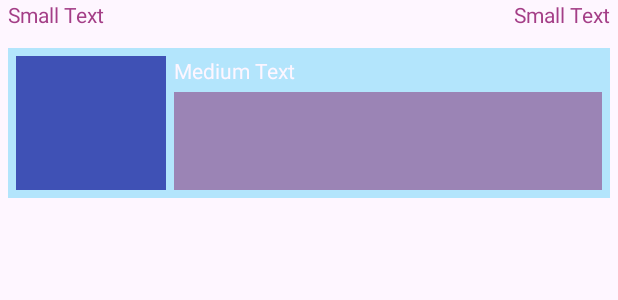
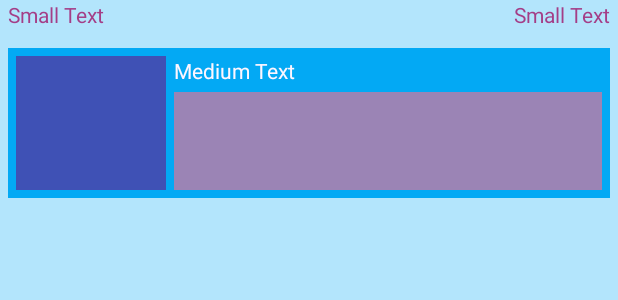
Before and after one commit to kebapmanager/OsijekNightlife, an Android app: the layout listitem_layout.xml on its own in the app's theme, with its tools: preview values and no code run, on a phone screen of 412 x 824 dp. Shown: the top 300 px of the screen. Run offline under Robolectric (Android 15) with nearby library versions, the phone set to English and light mode, and no system bars.

Commit message:
Jeben dizajn

```diff
--- a/app/src/main/res/layout/listitem_layout.xml
+++ b/app/src/main/res/layout/listitem_layout.xml
@@ -7,7 +7,7 @@
                 tools:context=".MainActivity$AboutFragment"
                 android:id="@+id/listitem_layout"
                 android:focusableInTouchMode="false"
-                android:background="#fffef6ff"
+                android:background="@drawable/blue_backgorund_light"
                 android:descendantFocusability="blocksDescendants"
                 android:focusable="false"
                 android:clickable="false">
@@ -15,11 +15,11 @@
     <RelativeLayout
             android:layout_width="fill_parent"
             android:layout_height="wrap_content" android:layout_below="@+id/relativeLayout"
-            android:layout_alignLeft="@+id/relativeLayout" android:background="#fffef6ff">
+            android:layout_alignLeft="@+id/relativeLayout" android:background="@drawable/blue_backgorund_light">
         <RelativeLayout
                 android:layout_width="fill_parent"
                 android:layout_height="100dp" android:layout_marginTop="32dp" android:layout_marginLeft="5dp"
-                android:layout_marginRight="5dp" android:background="@drawable/blue_backgorund_light"
+                android:layout_marginRight="5dp" android:background="@drawable/blue_backgorund"
                 android:layout_alignParentTop="true" android:id="@+id/relativeLayout">
             <ImageView
                     android:layout_width="100dp"
@@ -46,7 +46,7 @@
                     android:textAppearance="@style/TextAppearance.AppCompat.Small"
                     android:text="Medium Text"
                     android:id="@+id/naslov_listitem" android:layout_gravity="left|top"
-                    android:textColor="@drawable/tekst_bijela" android:background="@drawable/blue_backgorund_light"
+                    android:textColor="@drawable/tekst_bijela" android:background="@drawable/blue_backgorund"
                     android:layout_alignTop="@+id/club_img_listitem" android:layout_toRightOf="@+id/club_img_listitem"
                     android:layout_toEndOf="@+id/club_img_listitem" android:layout_marginLeft="5dp"/>
             <ImageView
```
